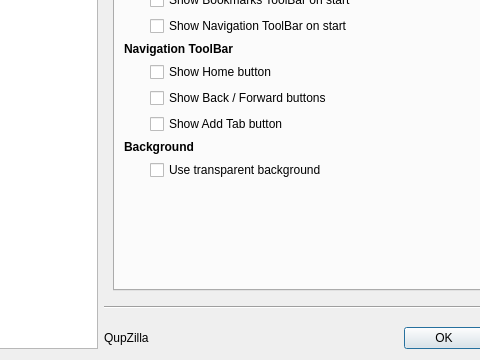
Before: the Qt Designer form src/lib/preferences/preferences.ui in QupZilla/qupzilla, drawn with Qt 5; both pictures show x 133 to 613 and y 140 to 500 of the 800 by 500 pixel window.
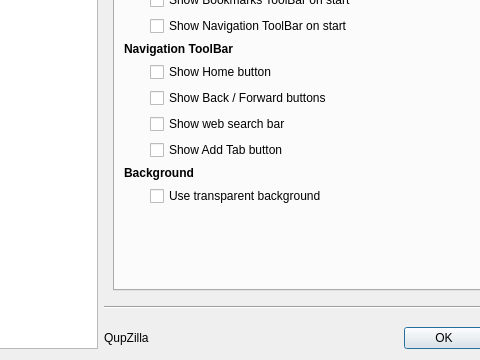
After: the same form once the commit is applied. The open tabs and pages were chosen to show the change.

Commit message: Ability to remove sweb search bar, as per #440

The edit to the form file:
```diff
--- a/src/lib/preferences/preferences.ui
+++ b/src/lib/preferences/preferences.ui
@@ -554,21 +554,21 @@
              </property>
             </widget>
            </item>
-           <item row="5" column="1">
+           <item row="6" column="1">
             <widget class="QCheckBox" name="showAddTabButton">
              <property name="text">
               <string>Show Add Tab button</string>
              </property>
             </widget>
            </item>
-           <item row="6" column="0" colspan="2">
+           <item row="7" column="0" colspan="2">
             <widget class="QLabel" name="label_7">
              <property name="text">
               <string>&lt;b&gt;Background&lt;b/&gt;</string>
              </property>
             </widget>
            </item>
-           <item row="8" column="1">
+           <item row="9" column="1">
             <spacer name="verticalSpacer_12">
              <property name="orientation">
               <enum>Qt::Vertical</enum>
@@ -581,13 +581,20 @@
              </property>
             </spacer>
            </item>
-           <item row="7" column="1">
+           <item row="8" column="1">
             <widget class="QCheckBox" name="useTransparentBg">
              <property name="text">
               <string>Use transparent background</string>
              </property>
             </widget>
            </item>
+           <item row="5" column="1">
+            <widget class="QCheckBox" name="showWebSearchBar">
+             <property name="text">
+              <string>Show web search bar</string>
+             </property>
+            </widget>
+           </item>
           </layout>
          </widget>
         </widget>
```
Left out of the diff: 26 changed lines with no effect on the pictures. The commit also changes 2 other files.
